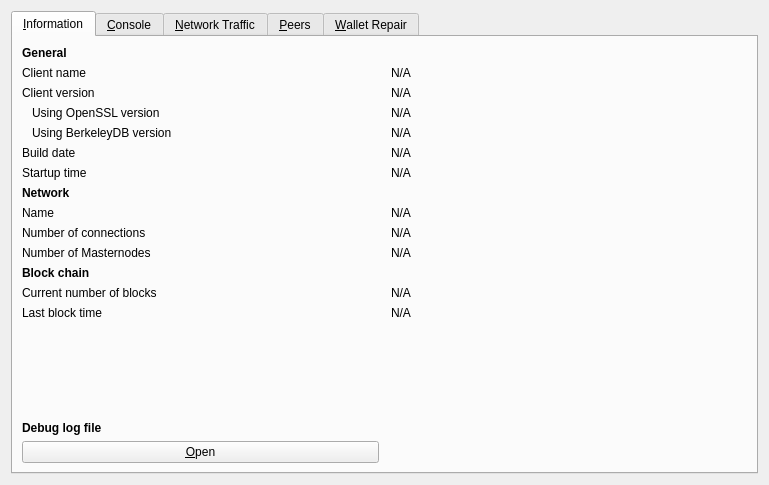
POPCHAINFoundation/POPCHAIN, file src/qt/forms/rpcconsole.ui: the form before one commit.
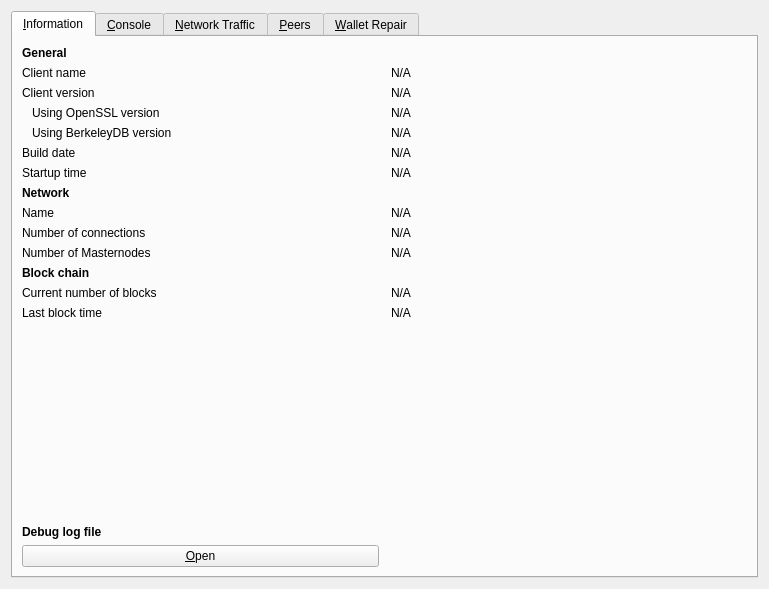
The form after the commit. The open tabs and pages were chosen to show the change. Icons and pictures are not drawn. Custom widgets are drawn as their Qt base class.

```diff
--- a/src/qt/forms/rpcconsole.ui
+++ b/src/qt/forms/rpcconsole.ui
@@ -7,7 +7,7 @@
     <x>0</x>
     <y>0</y>
     <width>769</width>
-    <height>485</height>
+    <height>589</height>
    </rect>
   </property>
   <property name="windowTitle">
```
Left out of the diff: 44 changed lines with no effect on the pictures.
